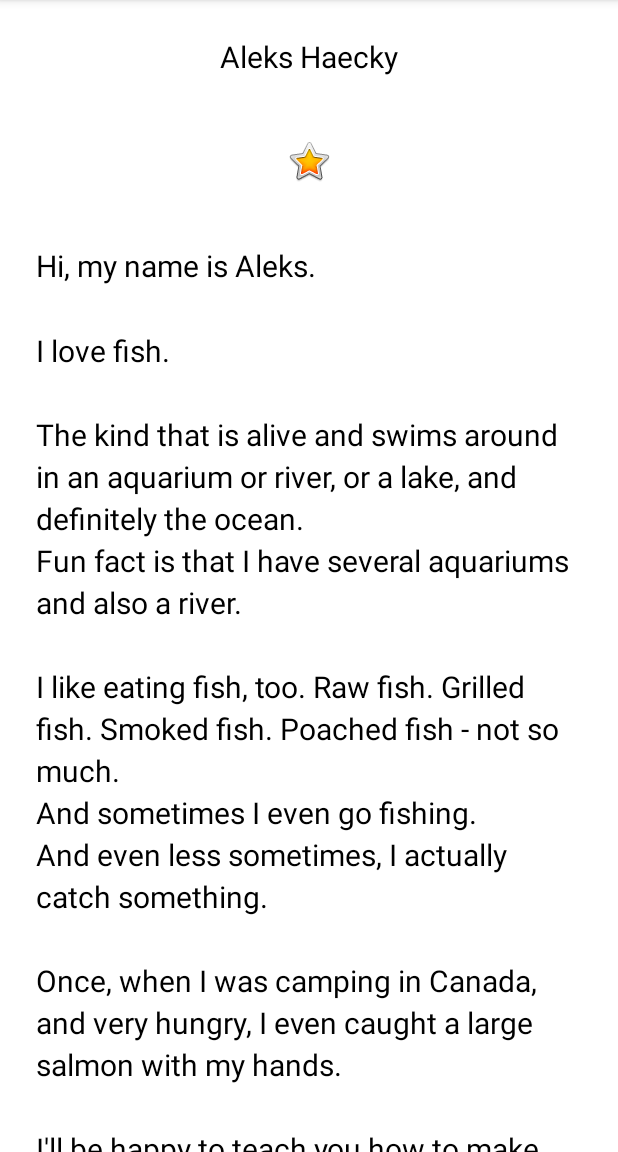
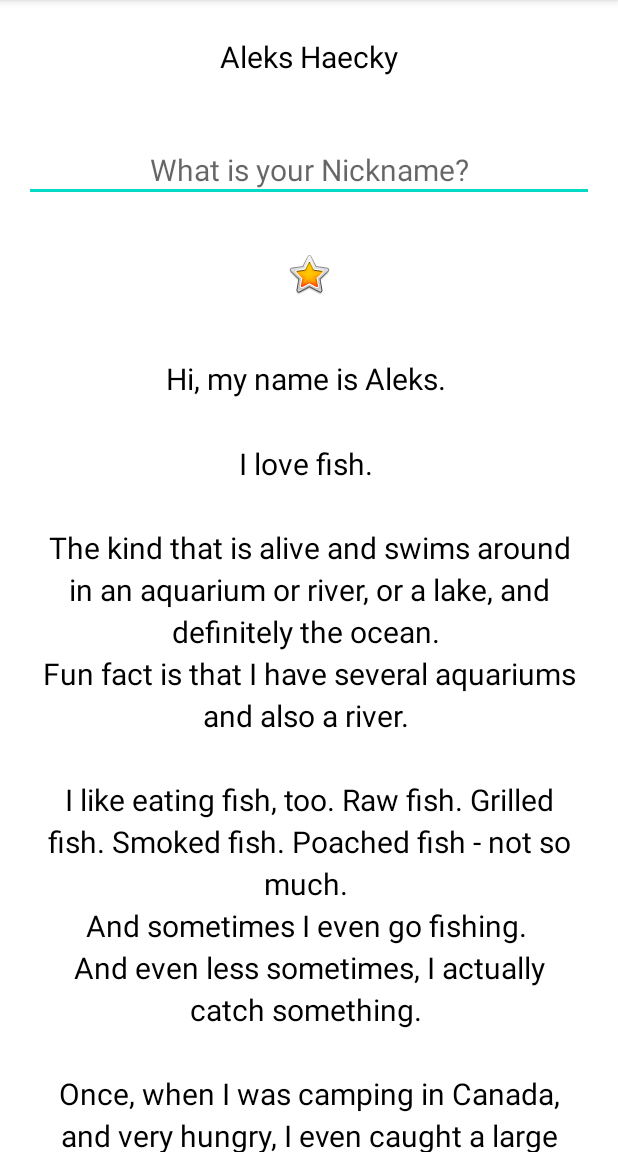
Before and after one commit to costarafaelhugo/AboutMe-App, an Android app: the screen it shows after launch (MainActivity), on a phone screen of 412 x 824 dp, the part 84-1236 px from its top. Run offline under Robolectric (Android 15) with nearby library versions, the phone set to English and light mode, and no system bars; Roboto replaces fonts that are not available here.

Commit message:
Add a text view for the nickname

```diff
--- a/app/src/main/res/layout/activity_main.xml
+++ b/app/src/main/res/layout/activity_main.xml
@@ -1,28 +1,36 @@
 <?xml version="1.0" encoding="utf-8"?>
-<LinearLayout
-    xmlns:android="http://schemas.android.com/apk/res/android"
+<LinearLayout xmlns:android="http://schemas.android.com/apk/res/android"
+    xmlns:app="http://schemas.android.com/apk/res-auto"
     xmlns:tools="http://schemas.android.com/tools"
-    xmlns:app="http://schemas.android.com/apk/res-auto"
     android:layout_width="match_parent"
     android:layout_height="match_parent"
     android:orientation="vertical"
     tools:context=".MainActivity">
 
     <TextView
-        android:id="@+id/textView"
+        android:id="@+id/name_text"
+        style="@style/NameStyle"
         android:layout_width="match_parent"
         android:layout_height="wrap_content"
         android:text="@string/name"
-        android:textAlignment="center"
-        style="@style/NameStyle" />
+        android:textAlignment="center" />
+
+    <EditText
+        android:id="@+id/nickname_edit"
+        style="@style/NameStyle"
+        android:layout_width="match_parent"
+        android:layout_height="wrap_content"
+        android:hint="@string/what_is_your_nickname"
+        android:text=""
+        android:inputType="textPersonName" />
 
     <ImageView
         android:id="@+id/star_image"
         android:layout_width="match_parent"
         android:layout_height="wrap_content"
-        app:srcCompat="@android:drawable/btn_star_big_on"
+        android:layout_margin="@dimen/layout_margin"
         android:contentDescription="@string/yellow_star"
-        android:layout_margin="@dimen/layout_margin"/>
+        app:srcCompat="@android:drawable/btn_star_big_on" />
 
     <ScrollView
         android:id="@+id/bio_scroll"
@@ -36,6 +44,8 @@
             android:layout_height="wrap_content"
             android:lineSpacingMultiplier="1.2"
             android:text="@string/bio" />
+
     </ScrollView>
 
+
 </LinearLayout>
--- a/app/src/main/res/values/strings.xml
+++ b/app/src/main/res/values/strings.xml
@@ -12,4 +12,5 @@
 \n\nOnce, when I was camping in Canada, and very hungry, I even caught a large salmon with my hands.
 \n\nI\'ll be happy to teach you how to make your own aquarium.
 \nYou should ask someone else about fishing, though.\n\n</string>
+    <string name="what_is_your_nickname">What is your Nickname?</string>
 </resources>
--- a/app/src/main/res/values/styles.xml
+++ b/app/src/main/res/values/styles.xml
@@ -7,5 +7,10 @@
         <item name="android:padding">@dimen/small_padding</item>
         <item name="android:textColor">@android:color/black</item>
         <item name="android:textSize">@dimen/text_size</item>
+        <item name="android:textAlignment">center</item>
+        <item name="android:hint">@string/what_is_your_nickname</item>
+
     </style>
+
+
 </resources>
```
